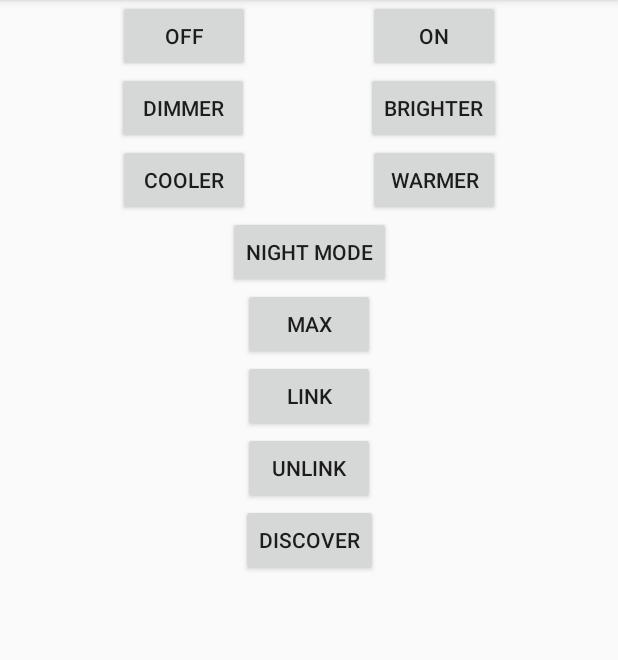
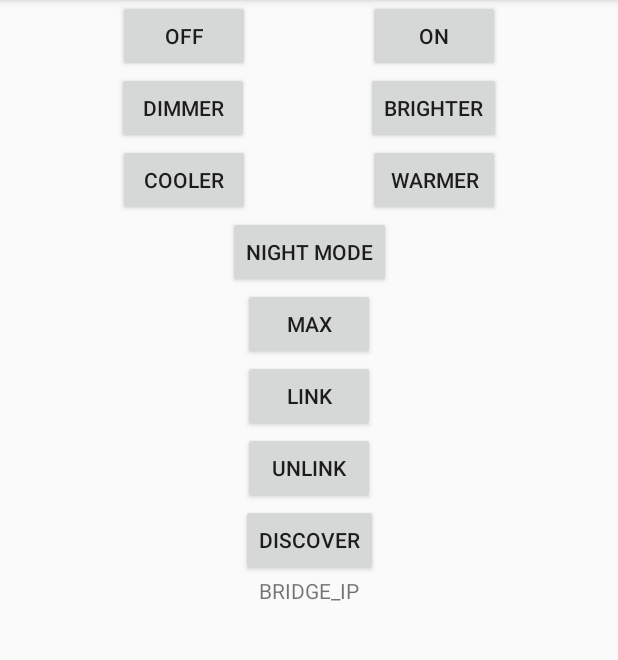
Before and after one commit to remcoder/Milight-Remote-Control, an Android app: the screen it shows after launch (MainActivity), on a phone screen of 412 x 824 dp, the part 84-744 px from its top. Run offline under Robolectric (Android 15) with nearby library versions, the phone set to English and light mode, and no system bars.

Commit message:
WIP some more

```diff
--- a/app/src/main/java/com/q42/milightremotecontrol/MainActivity.kt
+++ b/app/src/main/java/com/q42/milightremotecontrol/MainActivity.kt
@@ -28,23 +28,32 @@ class MainActivity : AppCompatActivity(), CoroutineScope {
         setContentView(R.layout.activity_main)
 
         controller = MiLightController(this@MainActivity)
-        controller.discover()
-//        launch(Dispatchers.IO) {
-//            val ip = try {
-//                InetAddress.getByName(bridge)
-//            } catch (ex: UnknownHostException) {
-//                withContext(Dispatchers.Main) {
-//                    toast("Error while looking for bridge:\n${ex.message}")
-//                }
-//                null
-//            }
-//            ip?.let {
-//                Log.i(TAG, "$ip")
-//            }
-//        }
+//        controller.discover()
+        launch(Dispatchers.IO) {
+            val ip = try {
+                InetAddress.getByName(bridge)
+            } catch (ex: UnknownHostException) {
+                withContext(Dispatchers.Main) {
+                    toast("Error while looking for bridge:\n${ex.message}")
+                }
+                null
+            }
+            ip?.let {
+                Log.i(TAG, "$ip")
+                controller.bridgeAddress = ip
+            }
+        }
 
         discover.setOnClickListener {
-            controller.discover()
+            launch(Dispatchers.IO) {
+
+                val bridgeAddress = async { controller.discover() }
+
+                withContext(Dispatchers.Main) {
+
+                    bridge_id.text = bridgeAddress.await().toString()
+                }
+            }
         }
 
         on_button.setOnClickListener {
--- a/app/src/main/java/com/q42/milightremotecontrol/MiLightController.kt
+++ b/app/src/main/java/com/q42/milightremotecontrol/MiLightController.kt
@@ -10,8 +10,6 @@ import java.net.DatagramPacket
 import java.net.DatagramSocket
 import java.net.InetAddress
 import kotlin.coroutines.CoroutineContext
-import android.system.Os.socket
-
 
 
 const val DEFAULT_MILIGHT_PORT = 5987
@@ -25,9 +23,7 @@ class MiLightController(
 ): CoroutineScope {
 
     private val job = Job()
-    private var isListening = false
-    private var isDiscovered = false
-    private var bridgeAddress : InetAddress? = null
+     var bridgeAddress : InetAddress? = null
 
     override val coroutineContext: CoroutineContext
         get() = Dispatchers.Main + job
@@ -57,7 +53,11 @@ class MiLightController(
     }
 
     private fun sendCommand(cmd: ByteArray) {
-        if (!isDiscovered) return
+
+        if (bridgeAddress == null) {
+            Log.i(TAG, "NO BRIDGE")
+            return
+        }
 
         launch(Dispatchers.IO) {
             try {
@@ -85,84 +85,49 @@ class MiLightController(
         }
     }
 
-    val discoveryMessageV6 = unsignedByteArrayOf(
+    private val discoveryMessageV6 = unsignedByteArrayOf(
         0x48, 0x46, 0x2D, 0x41,
         0x31, 0x31, 0x41, 0x53,
         0x53, 0x49, 0x53, 0x54,
         0x48, 0x52, 0x45, 0x41,
         0x44)
 
-    fun discover() {
+    suspend fun discover() : InetAddress {
         Log.i(TAG, "Discovering")
-
-        if (!isListening) {
-            listen()
-            isListening = true
-        }
-
-        sendDicoveryPacket()
-    }
-
-    fun sendDicoveryPacket() {
 
         Log.i(TAG, "send packet")
 
-        launch(Dispatchers.IO) {
-            DatagramSocket().use { socket ->
-                socket.broadcast = true
-
         val address = InetAddress.getByAddress(byteArrayOfInts(255, 255, 255, 255))
-                val broadcastPacket = DatagramPacket(
+        val broadcast = DatagramPacket(
             discoveryMessageV6,
             discoveryMessageV6.size,
             address,
             DEFAULT_MILIGHT_PORT
         )
 
+        val recvBuf = ByteArray(32)
+        val response = DatagramPacket(recvBuf, recvBuf.size)
+        DatagramSocket().use { socket ->
+            socket.broadcast = true
+
             try {
-                    socket.send(broadcastPacket)
+                socket.send(broadcast)
+                socket.receive(response)
             } catch (e: Exception) {
                e.printStackTrace()
             }
-            }
-        }
+
+            val data = String(response.data.slice(0..response.length).toByteArray())
+
+            withContext(Dispatchers.Main) {
+                Log.i(TAG, ("received ${response.length} bytes from ${response.address}: $data"))
             }
 
+            socket.close()
+        }
 
-    fun listen()  {
-        Log.i(TAG, "listening")
-
-        launch(Dispatchers.IO) {
-            val address = InetAddress.getByAddress(byteArrayOfInts(0, 0, 0, 0))
-            DatagramSocket(DEFAULT_MILIGHT_PORT, address).use { socket ->
-                socket.broadcast = true
-
-                while (true) {
-
-                    val recvBuf = ByteArray(64)
-                    val packet = DatagramPacket(recvBuf, recvBuf.size)
-
-                    try {
-                        socket.receive(packet)
-                        if (packet.data.size >= 2) {
-                            val data = String(packet.data)
-//                            if (packet.address == InetAddress.getByName("192.168.178.29"))
-//                                continue
-
-                            withContext(Dispatchers.Main) {
-                                context.toast("$data ${packet.address}")
-                                bridgeAddress = packet.address
-//                                isDiscovered = true
-                            }
-//                            break
-                        }
-                    } catch (e: Exception) {
-                        e.printStackTrace()
-                    }
-                }
-            } // socket closed
-            isListening = false
-        }
+        bridgeAddress = response.address
+        return response.address
     }
 
     // WW/CW commands
--- a/app/src/main/res/layout/activity_main.xml
+++ b/app/src/main/res/layout/activity_main.xml
@@ -16,16 +16,25 @@
         app:layout_constraintTop_toTopOf="parent"
         app:layout_constraintStart_toStartOf="parent"
         app:layout_constraintEnd_toStartOf="@id/on_button"
+        android:src="@drawable/light_off"
+        android:scaleType="fitCenter"
+
         />
 
     <Button
+        android:id="@+id/on_button"
+        android:layout_width="wrap_content"
+        android:layout_height="wrap_content"
+
         app:layout_constraintTop_toTopOf="@id/off_button"
         app:layout_constraintEnd_toEndOf="parent"
         app:layout_constraintStart_toEndOf="@id/off_button"
-        android:id="@+id/on_button"
-        android:layout_width="wrap_content"
-        android:layout_height="wrap_content"
-        android:text="on"/>
+        android:text="on"
+        android:src="@drawable/light_on"
+
+        android:scaleType="fitCenter"
+
+        />
 
     <Button
         android:id="@+id/dimmer"
@@ -121,4 +130,14 @@
         app:layout_constraintEnd_toEndOf="parent"
         />
 
+    <TextView
+        android:id="@+id/bridge_id"
+        android:layout_width="wrap_content"
+        android:layout_height="wrap_content"
+        android:text="BRIDGE_IP"
+        app:layout_constraintTop_toBottomOf="@id/discover"
+        app:layout_constraintStart_toStartOf="parent"
+        app:layout_constraintEnd_toEndOf="parent"
+        />
+
 </android.support.constraint.ConstraintLayout>
```
Also changed, not shown: app/src/main/res/drawable-hdpi/light_off.png (added), app/src/main/res/drawable-hdpi/light_on.png (added), app/src/main/res/drawable-mdpi/light_off.png (added), app/src/main/res/drawable-mdpi/light_on.png (added), app/src/main/res/drawable-xhdpi/light_off.png (added), app/src/main/res/drawable-xhdpi/light_on.png (added), app/src/main/res/drawable-xxhdpi/light_off.png (added), app/src/main/res/drawable-xxhdpi/light_on.png (added), app/src/main/res/drawable-xxxhdpi/light_off.png (added), app/src/main/res/drawable-xxxhdpi/light_on.png (added). Lines whose indentation alone changed are shown as unchanged.
